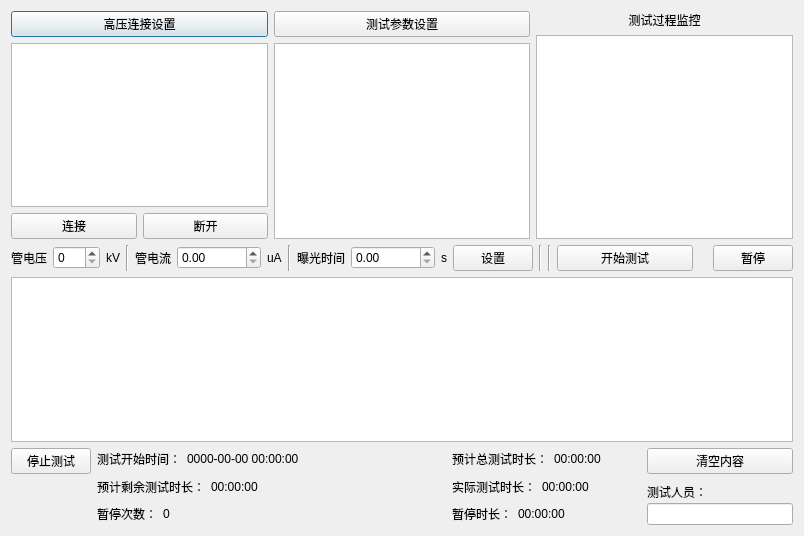
The window that main_dialog.ui (curious-heart/X-exposer-tool) describes before a commit, drawn with Qt 5.
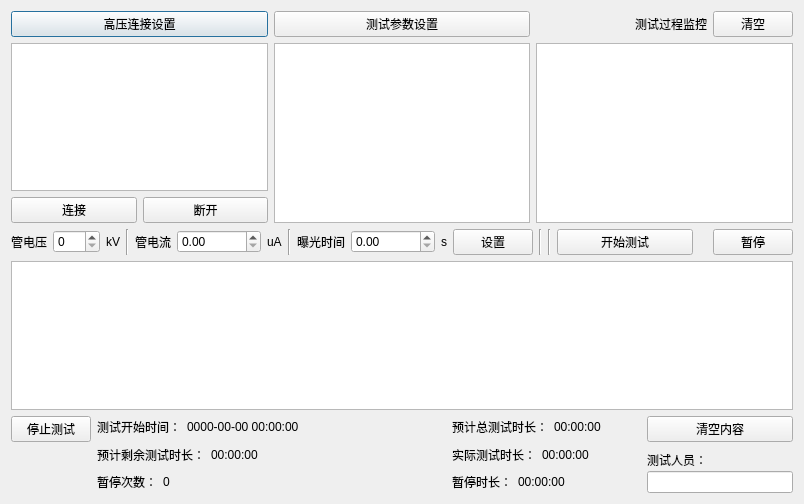
The same window after the commit.

Commit message: Finish GUI display based on cfg file. Need furthur test.

```diff
--- a/main_dialog.ui
+++ b/main_dialog.ui
@@ -7,7 +7,7 @@
     <x>0</x>
     <y>0</y>
     <width>804</width>
-    <height>536</height>
+    <height>504</height>
    </rect>
   </property>
   <property name="sizePolicy">
@@ -21,7 +21,7 @@
   </property>
   <layout class="QVBoxLayout" name="verticalLayout_9">
    <item>
-    <layout class="QHBoxLayout" name="horizontalLayout">
+    <layout class="QHBoxLayout" name="horizontalLayout_11">
      <item>
       <layout class="QVBoxLayout" name="verticalLayout">
        <item>
@@ -97,6 +97,21 @@
      <item>
       <layout class="QVBoxLayout" name="verticalLayout_3">
        <item>
+        <layout class="QHBoxLayout" name="horizontalLayout">
+         <item>
+          <spacer name="horizontalSpacer_8">
+           <property name="orientation">
+            <enum>Qt::Horizontal</enum>
+           </property>
+           <property name="sizeHint" stdset="0">
+            <size>
+             <width>40</width>
+             <height>20</height>
+            </size>
+           </property>
+          </spacer>
+         </item>
+         <item>
         <widget class="QLabel" name="label">
          <property name="text">
           <string>测试过程监控</string>
@@ -105,6 +120,15 @@
           <set>Qt::AlignCenter</set>
          </property>
         </widget>
+         </item>
+         <item>
+          <widget class="QPushButton" name="testPromMonitorClrBtn">
+           <property name="text">
+            <string>清空</string>
+           </property>
+          </widget>
+         </item>
+        </layout>
        </item>
        <item>
         <widget class="QTextEdit" name="testProcMonitorTxtEdit">
```
Lines whose indentation alone changed are shown as unchanged. The commit also changes 9 other files.
